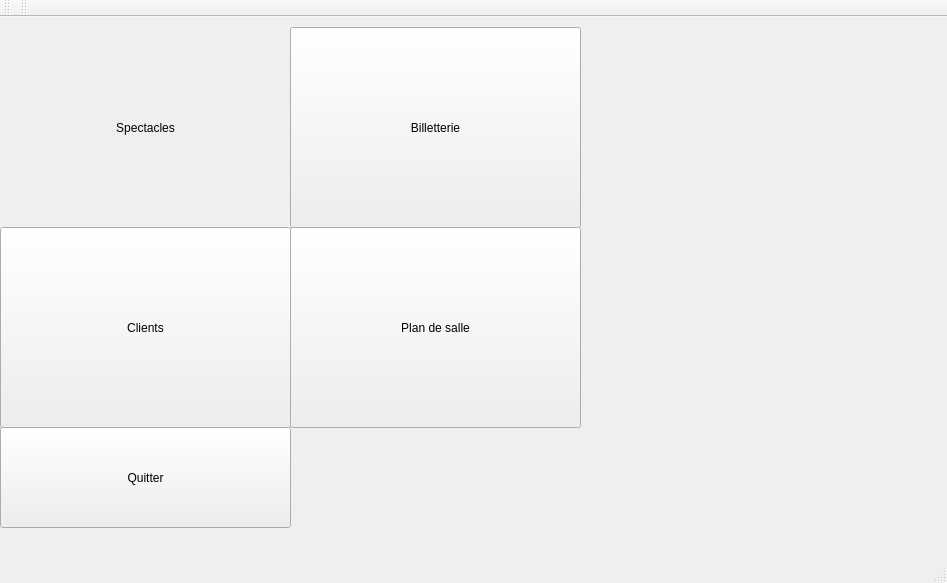
FestiClic/FestiClic3, file FestiClicC/accueil.ui: the form before one commit.
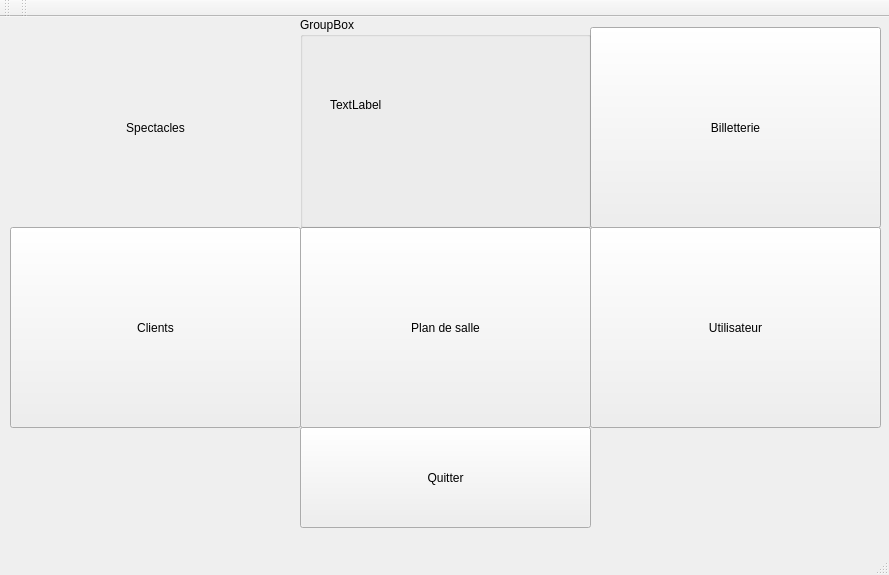
The form after the commit. Icons and pictures are not drawn.

Commit message: Création fiche Utilisateur + Tentative de gestion utilisateur

The edit to the form file:
```diff
--- a/FestiClicC/accueil.ui
+++ b/FestiClicC/accueil.ui
@@ -6,8 +6,8 @@
    <rect>
     <x>0</x>
     <y>0</y>
-    <width>947</width>
-    <height>583</height>
+    <width>889</width>
+    <height>575</height>
    </rect>
   </property>
   <property name="windowTitle">
@@ -17,7 +17,7 @@
    <widget class="QPushButton" name="aBtnSpectacles">
     <property name="geometry">
      <rect>
-      <x>0</x>
+      <x>10</x>
       <y>10</y>
       <width>291</width>
       <height>201</height>
@@ -42,7 +42,7 @@
    <widget class="QPushButton" name="aBtnClients">
     <property name="geometry">
      <rect>
-      <x>0</x>
+      <x>10</x>
       <y>210</y>
       <width>291</width>
       <height>201</height>
@@ -55,7 +55,7 @@
    <widget class="QPushButton" name="aBtnBilletterie">
     <property name="geometry">
      <rect>
-      <x>290</x>
+      <x>590</x>
       <y>10</y>
       <width>291</width>
       <height>201</height>
@@ -68,7 +68,7 @@
    <widget class="QPushButton" name="aBtnPlanDeSalle">
     <property name="geometry">
      <rect>
-      <x>290</x>
+      <x>300</x>
       <y>210</y>
       <width>291</width>
       <height>201</height>
@@ -81,7 +81,7 @@
    <widget class="QPushButton" name="aBtnQuitter">
     <property name="geometry">
      <rect>
-      <x>0</x>
+      <x>300</x>
       <y>410</y>
       <width>291</width>
       <height>101</height>
@@ -91,6 +91,45 @@
      <string>Quitter</string>
     </property>
    </widget>
+   <widget class="QGroupBox" name="groupBox">
+    <property name="geometry">
+     <rect>
+      <x>300</x>
+      <y>0</y>
+      <width>291</width>
+      <height>211</height>
+     </rect>
+    </property>
+    <property name="title">
+     <string>GroupBox</string>
+    </property>
+    <widget class="QLabel" name="aLabelNomUtilisateur">
+     <property name="geometry">
+      <rect>
+       <x>30</x>
+       <y>80</y>
+       <width>241</width>
+       <height>16</height>
+      </rect>
+     </property>
+     <property name="text">
+      <string>TextLabel</string>
+     </property>
+    </widget>
+   </widget>
+   <widget class="QPushButton" name="aBtnUtilisateur">
+    <property name="geometry">
+     <rect>
+      <x>590</x>
+      <y>210</y>
+      <width>291</width>
+      <height>201</height>
+     </rect>
+    </property>
+    <property name="text">
+     <string>Utilisateur</string>
+    </property>
+   </widget>
   </widget>
   <widget class="QMenuBar" name="menuBar">
    <property name="geometry">
```
Left out of the diff: 2 changed lines with no effect on the pictures. The commit also changes 7 other files.
